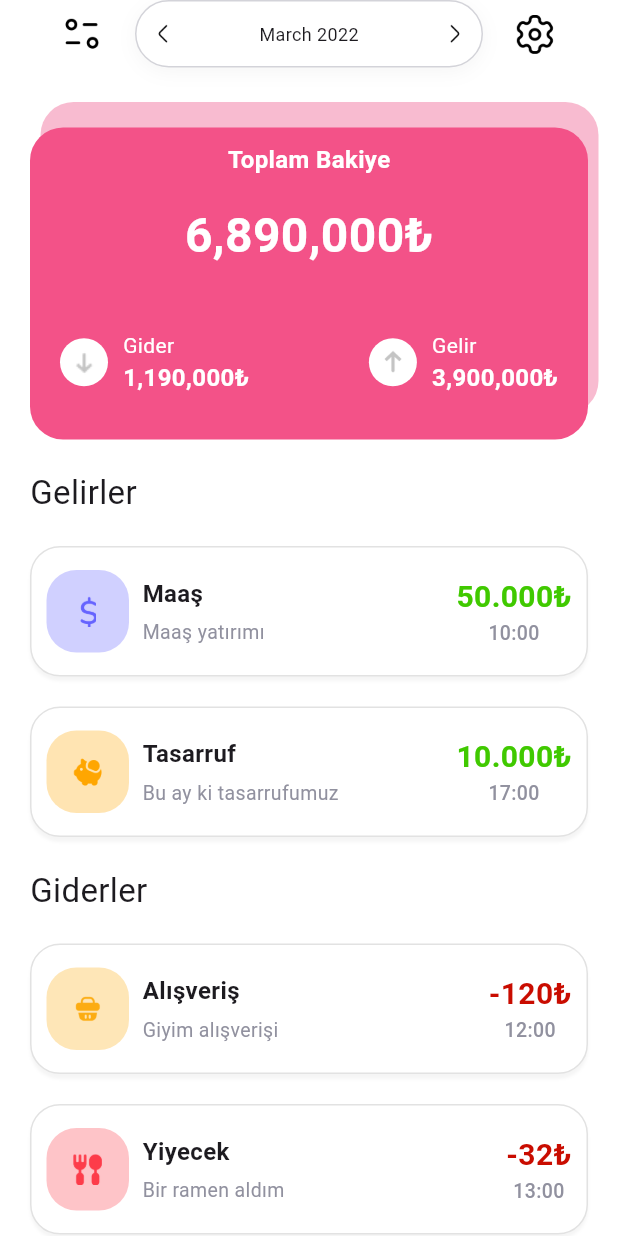
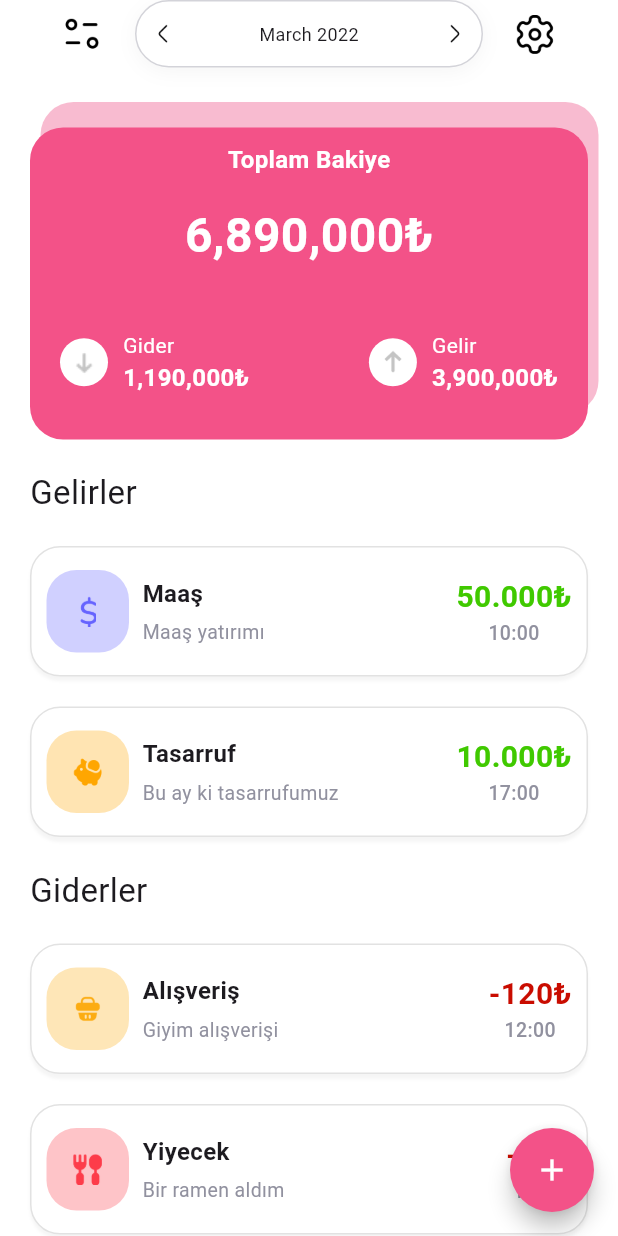
Before and after one commit to NefiseTnc/flutter_budget_planner_app, a Flutter app: the screen it shows after launch, on a phone screen of 412 x 824 dp. Run offline on Flutter 3.47's test engine with Material 3 defaults, Android fonts, the light colour scheme and no system bars; our stand-ins replace dotted_border.

Commit message:
Updated Home Page

```diff
--- a/lib/screens/home/home_page.dart
+++ b/lib/screens/home/home_page.dart
@@ -1,9 +1,8 @@
 import 'package:flutter/material.dart';
 import 'package:flutter_budget_planner_app/data/my_datas.dart';
-import 'package:flutter_budget_planner_app/model/transaction_model.dart';
 import 'package:flutter_budget_planner_app/screens/home/widgets/expense_widget.dart';
 import 'package:flutter_budget_planner_app/screens/home/widgets/income_widget.dart';
-import 'package:flutter_budget_planner_app/screens/home/widgets/my_dotted_border.dart';
+import 'package:flutter_budget_planner_app/screens/transaction/new-transaction/new-transaction-page.dart';
 import 'package:flutter_budget_planner_app/utils/app_color.dart';
 
 class HomePage extends StatefulWidget {
@@ -18,6 +17,18 @@ class _HomePageState extends State<HomePage> {
   Widget build(BuildContext context) {
     return Scaffold(
       backgroundColor: Colors.white,
+      floatingActionButton: FloatingActionButton(
+        onPressed: () {
+          Navigator.push(context,
+              MaterialPageRoute(builder: (context) => const NewTransaction()));
+        },
+        backgroundColor: AppColor.pinkColor,
+        shape: RoundedRectangleBorder(borderRadius: BorderRadius.circular(30)),
+        child: const Icon(
+          Icons.add,
+          color: Colors.white,
+        ),
+      ),
       body: SafeArea(
         child: SingleChildScrollView(
           child: Padding(
```
Also changed, not shown: lib/screens/transaction/new-transaction/new-transaction-page.dart (added, +18 -0 lines).
